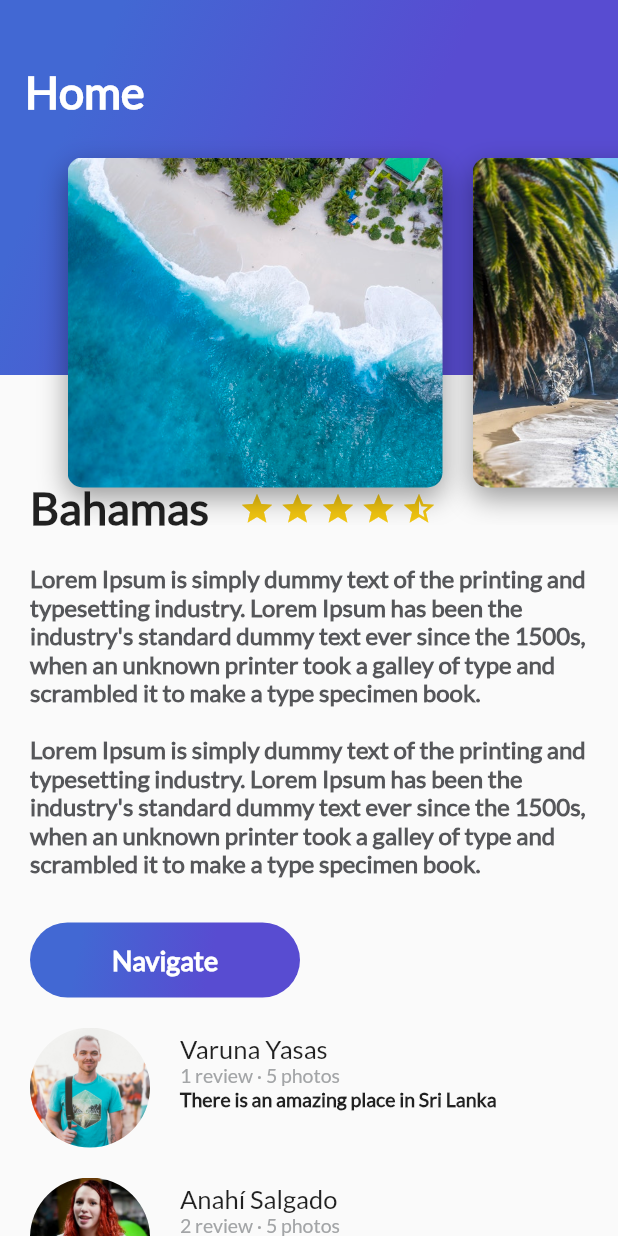
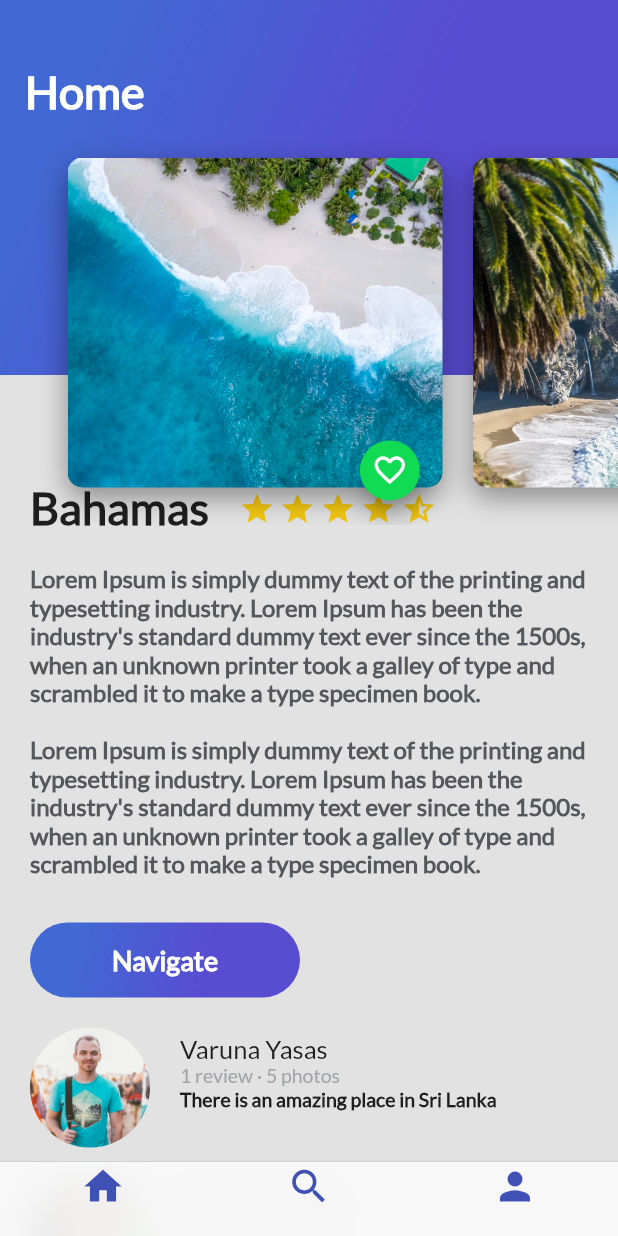
Before and after one commit to jesusherrera94/platzi-trip-apps, a Flutter app: the screen it shows after launch, on a phone screen of 412 x 824 dp. Run offline on Flutter 3.47's test engine with Material 2 defaults, Android fonts, the phone set to English and light mode, and no system bars.

Commit message:
study app donde.

```diff
--- a/lib/cardImage.dart
+++ b/lib/cardImage.dart
@@ -1,4 +1,5 @@
 import 'package:flutter/material.dart';
+import 'floatingActionButton.dart';
 
 class CardImage extends StatelessWidget {
   String pathImage = 'assets/img/beach.jpeg';
@@ -23,6 +24,9 @@ class CardImage extends StatelessWidget {
     );
 
     // TODO: implement build
-    return card;
+    return Stack(
+      alignment: Alignment(0.9, 1.1),
+      children: <Widget>[card, FloatingActionButtonGreen()],
+    );
   }
 }
--- /dev/null
+++ b/lib/floatingActionButton.dart
@@ -0,0 +1,34 @@
+import 'package:flutter/material.dart';
+
+class FloatingActionButtonGreen extends StatefulWidget {
+  @override
+  State<StatefulWidget> createState() {
+    // TODO: implement createState
+    return _FloatingActionButtonGreen();
+  }
+}
+
+class _FloatingActionButtonGreen extends State<FloatingActionButtonGreen> {
+  bool isFav = false;
+
+  void onPressedFav() {
+    ScaffoldMessenger.of(context).showSnackBar(SnackBar(
+      content: Text("Added to fav..."),
+    ));
+    setState(() {
+      isFav = !this.isFav;
+    });
+  }
+
+  @override
+  Widget build(BuildContext context) {
+    // TODO: implement build
+    return FloatingActionButton(
+      backgroundColor: Color(0xFF11DA53),
+      mini: true,
+      tooltip: "Fav",
+      onPressed: onPressedFav,
+      child: Icon(this.isFav ? Icons.favorite : Icons.favorite_border),
+    );
+  }
+}
--- /dev/null
+++ b/lib/homeTrips.dart
@@ -0,0 +1,25 @@
+import 'package:flutter/material.dart';
+import 'package:platzi_trips_app/review_list.dart';
+
+import 'description_place.dart';
+import 'headerAppbar.dart';
+
+class HomeTrips extends StatelessWidget {
+  String descriptionDummy =
+      "Lorem Ipsum is simply dummy text of the printing and typesetting industry. Lorem Ipsum has been the industry's standard dummy text ever since the 1500s, when an unknown printer took a galley of type and scrambled it to make a type specimen book. \n\nLorem Ipsum is simply dummy text of the printing and typesetting industry. Lorem Ipsum has been the industry's standard dummy text ever since the 1500s, when an unknown printer took a galley of type and scrambled it to make a type specimen book.";
+  @override
+  Widget build(BuildContext context) {
+    // TODO: implement build
+    return Stack(
+      children: <Widget>[
+        ListView(
+          children: <Widget>[
+            DescriptionPlace("Bahamas", 4, descriptionDummy),
+            ReviewList()
+          ],
+        ),
+        HeaderAppBar()
+      ],
+    );
+  }
+}
--- a/lib/main.dart
+++ b/lib/main.dart
@@ -1,44 +1,17 @@
 import 'package:flutter/material.dart';
-import 'description_place.dart';
-import 'review_list.dart';
-import 'headerAppbar.dart';
+import 'platziTrips.dart';
 
 void main() => runApp(MyApp());
 
 class MyApp extends StatelessWidget {
   // This widget is the root of your application.
-  String descriptionDummy =
-      "Lorem Ipsum is simply dummy text of the printing and typesetting industry. Lorem Ipsum has been the industry's standard dummy text ever since the 1500s, when an unknown printer took a galley of type and scrambled it to make a type specimen book. \n\nLorem Ipsum is simply dummy text of the printing and typesetting industry. Lorem Ipsum has been the industry's standard dummy text ever since the 1500s, when an unknown printer took a galley of type and scrambled it to make a type specimen book.";
   @override
   Widget build(BuildContext context) {
     return MaterialApp(
         title: 'Flutter Demo',
         theme: ThemeData(
-          // This is the theme of your application.
-          //
-          // Try running your application with "flutter run". You'll see the
-          // application has a blue toolbar. Then, without quitting the app, try
-          // changing the primarySwatch below to Colors.green and then invoke
-          // "hot reload" (press "r" in the console where you ran "flutter run",
-          // or simply save your changes to "hot reload" in a Flutter IDE).
-          // Notice that the counter didn't reset back to zero; the application
-          // is not restarted.
           primarySwatch: Colors.blue,
         ),
-        home: Scaffold(
-          // body: new DescriptionPlace("Bahamas", 4, descriptionDummy),
-          body: Stack(
-            children: <Widget>[
-              ListView(
-                children: <Widget>[
-                  DescriptionPlace("Bahamas", 4, descriptionDummy),
-                  ReviewList()
-                ],
-              ),
-              HeaderAppBar()
-            ],
-          ),
-        ) //MyHomePage(title: 'Flutter Demo Home Page'),
-        );
+        home: PlatziTrips());
   }
 }
--- /dev/null
+++ b/lib/platziTrips.dart
@@ -0,0 +1,46 @@
+import 'package:flutter/material.dart';
+import 'homeTrips.dart';
+import 'searchTrips.dart';
+import 'profile.dart';
+import 'platziTripsCupertino.dart';
+
+class PlatziTrips extends StatefulWidget {
+  @override
+  State<StatefulWidget> createState() {
+    // TODO: implement createState
+    return _PlatziTrips();
+  }
+}
+
+class _PlatziTrips extends State<PlatziTrips> {
+  final List<Widget> widgetChildren = [HomeTrips(), SearchTrips(), Profile()];
+  int index = 0;
+
+  void onTapped(int index) {
+    setState(() {
+      this.index = index;
+    });
+  }
+
+  @override
+  Widget build(BuildContext context) {
+    // TODO: implement build
+    return Scaffold(
+        body: widgetChildren[index], bottomNavigationBar: PlatziTripsCupertino()
+        // bottomNavigationBar: Theme(
+        //   data: Theme.of(context)
+        //       .copyWith(canvasColor: Colors.white, primaryColor: Colors.purple),
+        //   child: BottomNavigationBar(
+        //       onTap: onTapped,
+        //       currentIndex: index,
+        //       showSelectedLabels: false,
+        //       showUnselectedLabels: false,
+        //       items: [
+        //         BottomNavigationBarItem(icon: Icon(Icons.home), label: ""),
+        //         BottomNavigationBarItem(icon: Icon(Icons.search), label: ""),
+        //         BottomNavigationBarItem(icon: Icon(Icons.person), label: "")
+        //       ]),
+        // )
+        );
+  }
+}
--- /dev/null
+++ b/lib/platziTripsCupertino.dart
@@ -0,0 +1,42 @@
+import 'package:flutter/material.dart';
+import 'package:flutter/cupertino.dart';
+import 'homeTrips.dart';
+import 'searchTrips.dart';
+import 'profile.dart';
+
+class PlatziTripsCupertino extends StatelessWidget {
+  @override
+  Widget build(BuildContext context) {
+    return Scaffold(
+      bottomNavigationBar: CupertinoTabScaffold(
+        tabBuilder: (BuildContext context, int index) {
+          switch (index) {
+            case 0:
+              return CupertinoTabView(
+                  builder: (BuildContext context) => HomeTrips());
+              break;
+            case 1:
+              return CupertinoTabView(
+                  builder: (BuildContext context) => SearchTrips());
+              break;
+            case 2:
+              return CupertinoTabView(
+                  builder: (BuildContext context) => Profile());
+              break;
+          }
+          return HomeTrips();
+        },
+        tabBar: CupertinoTabBar(
+          items: [
+            BottomNavigationBarItem(
+                icon: Icon(Icons.home, color: Colors.indigo), label: ""),
+            BottomNavigationBarItem(
+                icon: Icon(Icons.search, color: Colors.indigo), label: ""),
+            BottomNavigationBarItem(
+                icon: Icon(Icons.person, color: Colors.indigo), label: "")
+          ],
+        ),
+      ),
+    );
+  }
+}
--- /dev/null
+++ b/lib/profile.dart
@@ -0,0 +1,13 @@
+import 'package:flutter/material.dart';
+
+import 'package:flutter/material.dart';
+
+class Profile extends StatelessWidget {
+  @override
+  Widget build(BuildContext context) {
+    // TODO: implement build
+    return Container(
+      color: Colors.black87,
+    );
+  }
+}
--- /dev/null
+++ b/lib/searchTrips.dart
@@ -0,0 +1,11 @@
+import 'package:flutter/material.dart';
+
+class SearchTrips extends StatelessWidget {
+  @override
+  Widget build(BuildContext context) {
+    // TODO: implement build
+    return Container(
+      color: Colors.redAccent,
+    );
+  }
+}
```
